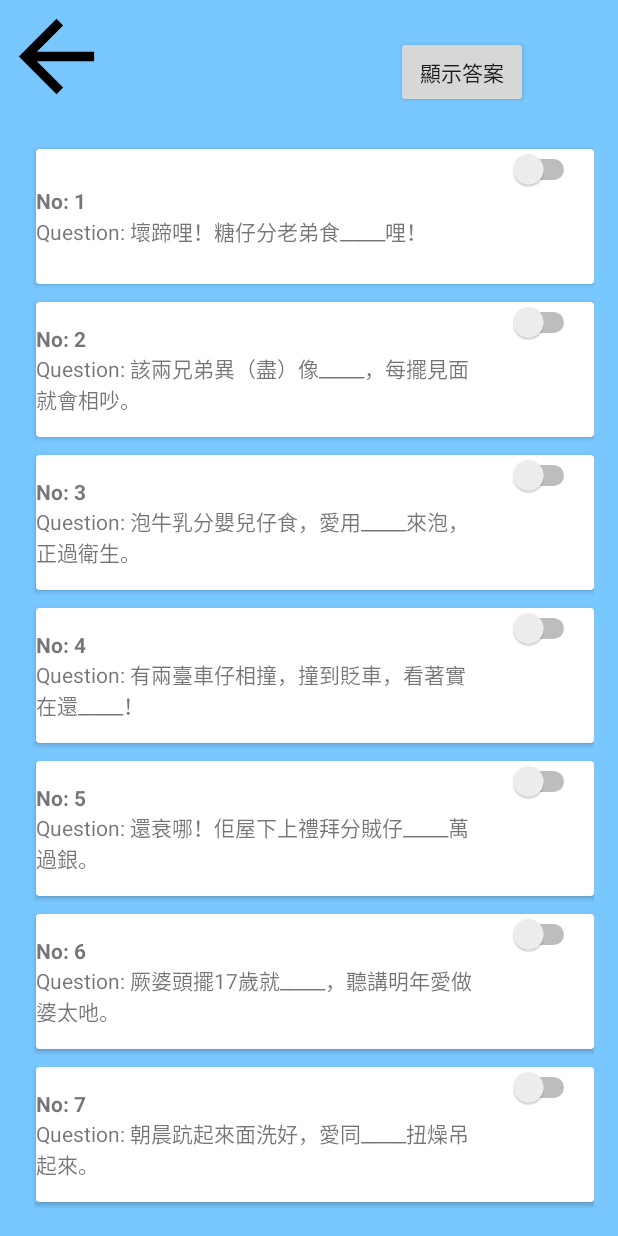
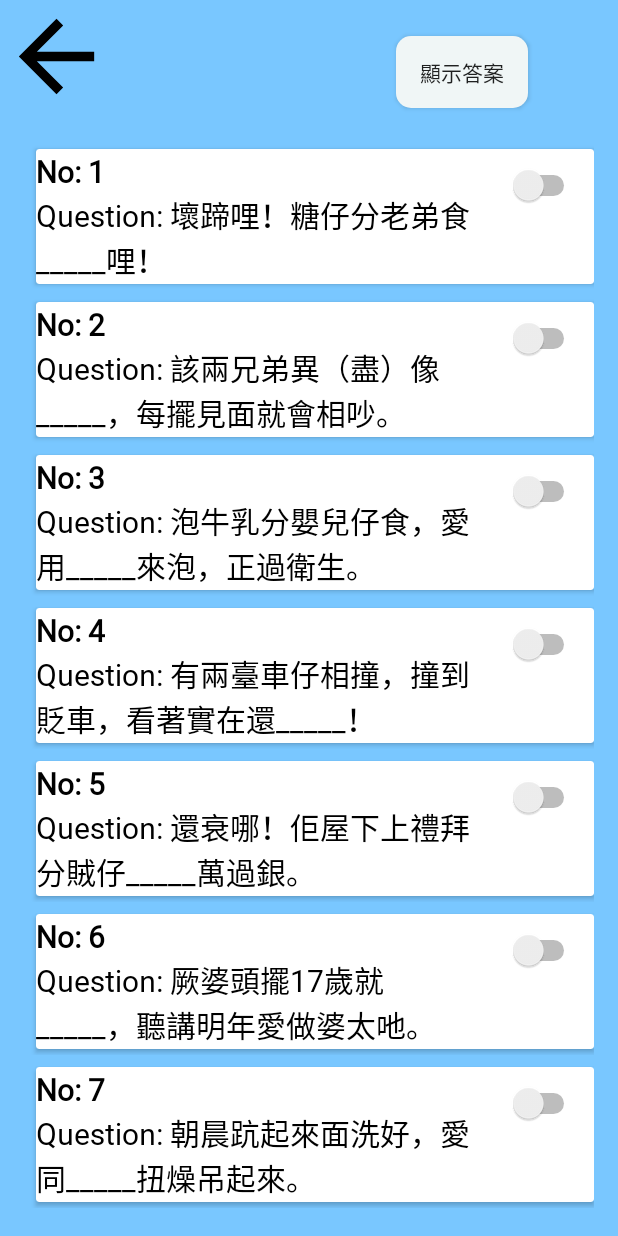
Before and after one commit to DozenChiu/Hakka_School_2, an Android app: the Reading screen opened directly, with no data from a screen before it, on a phone screen of 412 x 824 dp. Run offline under Robolectric (Android 15) with nearby library versions, the phone set to English and light mode, and no system bars.

Commit message:
change Question_bank

```diff
--- a/app/src/main/java/com/example/myapplication/DatabaseHelper.kt
+++ b/app/src/main/java/com/example/myapplication/DatabaseHelper.kt
@@ -71,19 +71,21 @@ class DatabaseHelper(private val context: Context) :
     // 這邊就可以寫對 Listen_1 資料表的操作
     fun getListen1Data(): Cursor? {
         val tableName = "Listen_1"
-        val columnNo = "No"
-        val minNoValue = 10
         //這邊是要下sql指令，(舉例用的)
-        val sqlQuery = "SELECT * FROM $tableName WHERE $columnNo > $minNoValue"
+        val sqlQuery = "SELECT * FROM $tableName"
         return database?.rawQuery(sqlQuery, null)
     }
 
     // 這邊就可以寫對 Listen_2 資料表的操作
     fun getListen2Data(): Cursor? {
-        return database?.query("Listen_2", null, null, null, null, null, "No")
+        val tableName = "Listen_2"
+        val sqlQuery = "SELECT * FROM $tableName"
+        return database?.rawQuery(sqlQuery, null)
     }
     fun getReadingData(): Cursor? {
-        return database?.query("Reading", null, null, null, null, null, "No")
+        val tableName = "Reading"
+        val sqlQuery = "SELECT * FROM $tableName"
+        return database?.rawQuery(sqlQuery, null)
     }
 
     // 對 wordList 資料表的操作
--- a/app/src/main/java/com/example/myapplication/MainActivity.kt
+++ b/app/src/main/java/com/example/myapplication/MainActivity.kt
@@ -17,7 +17,7 @@ class MainActivity : AppCompatActivity() {
         setContentView(R.layout.activity_main)
         val learningButton = findViewById<Button>(R.id.learning_areaBTN)
         val quizButton = findViewById<Button>(R.id.quiz_areaBTN)
-        val traceButton = findViewById<Button>(R.id.traceBTN)
+        //val traceButton = findViewById<Button>(R.id.traceBTN)
         learningButton.setOnClickListener {
             val intent = Intent(this, Learning_Area::class.java)
             startActivity(intent)
@@ -26,9 +26,11 @@ class MainActivity : AppCompatActivity() {
             val intent = Intent(this, Quiz_Area::class.java)
             startActivity(intent)
         }
+        /*
         traceButton.setOnClickListener {
             val intent = Intent(this, Trace::class.java)
             startActivity(intent)
         }
+        */
     }
 }
--- a/app/src/main/res/layout/activity_listen_two.xml
+++ b/app/src/main/res/layout/activity_listen_two.xml
@@ -4,7 +4,7 @@
     xmlns:tools="http://schemas.android.com/tools"
     android:layout_width="match_parent"
     android:layout_height="match_parent"
-    tools:context=".ListenTwo"
+    tools:context=".Listen.ListenTwo"
     android:background="@color/aqua">
 
     <androidx.recyclerview.widget.RecyclerView
@@ -36,6 +36,8 @@
         android:layout_marginTop="24dp"
         android:layout_marginEnd="60dp"
         android:text="顯示答案"
+        android:fontFamily="@font/taiwan_regular"
+        android:background="@drawable/custom_button"
         app:layout_constraintEnd_toEndOf="parent"
         app:layout_constraintTop_toTopOf="parent" />
 
--- a/app/src/main/res/layout/activity_reading.xml
+++ b/app/src/main/res/layout/activity_reading.xml
@@ -4,7 +4,7 @@
     xmlns:tools="http://schemas.android.com/tools"
     android:layout_width="match_parent"
     android:layout_height="match_parent"
-    tools:context=".Reading"
+    tools:context=".Listen.Reading"
     android:background="@color/aqua">
 
     <Button
@@ -14,6 +14,8 @@
         android:layout_marginTop="24dp"
         android:layout_marginEnd="60dp"
         android:text="顯示答案"
+        android:fontFamily="@font/taiwan_regular"
+        android:background="@drawable/custom_button"
         app:layout_constraintEnd_toEndOf="parent"
         app:layout_constraintTop_toTopOf="parent" />
 
--- a/app/src/main/res/layout/test.xml
+++ b/app/src/main/res/layout/test.xml
@@ -31,35 +31,48 @@
                     android:id="@+id/textViewAnswer"
                     android:layout_width="wrap_content"
                     android:layout_height="wrap_content"
-                    android:layout_marginStart="4dp"
                     android:text="Answer: "
+                    android:fontFamily="@font/taiwan_regular"
+                    android:textColor="@color/orange"
+                    android:textSize="20dp"
                     app:layout_constraintBottom_toBottomOf="parent"
                     app:layout_constraintStart_toStartOf="parent"
-                    app:layout_constraintTop_toBottomOf="@+id/textViewOption3" />
+                    app:layout_constraintTop_toBottomOf="@id/textViewOption3"
+                    />
 
                 <TextView
                     android:id="@+id/textViewOption2"
                     android:layout_width="wrap_content"
                     android:layout_height="wrap_content"
-                    android:text="Option 2: "
+                    android:fontFamily="@font/taiwan_regular"
+                    android:textColor="@color/black"
+                    android:textSize="20dp"
                     app:layout_constraintBottom_toTopOf="@+id/textViewOption3"
                     app:layout_constraintStart_toStartOf="@+id/textViewOption3"
-                    app:layout_constraintTop_toBottomOf="@+id/textViewOption1" />
+                    app:layout_constraintTop_toBottomOf="@+id/textViewOption1"
+                    />
 
                 <TextView
                     android:id="@+id/textViewOption1"
                     android:layout_width="wrap_content"
                     android:layout_height="wrap_content"
                     android:text="Option 1: "
+                    android:fontFamily="@font/taiwan_regular"
+                    android:textColor="@color/black"
+                    android:textSize="20dp"
                     app:layout_constraintBottom_toTopOf="@+id/textViewOption2"
                     app:layout_constraintStart_toStartOf="@+id/textViewOption2"
-                    app:layout_constraintTop_toBottomOf="@+id/textViewQuestion2" />
+                    app:layout_constraintTop_toBottomOf="@+id/textViewQuestion2"
+                    />
 
                 <TextView
                     android:id="@+id/textViewQuestion2"
                     android:layout_width="wrap_content"
                     android:layout_height="wrap_content"
                     android:text="Question: "
+                    android:fontFamily="@font/taiwan_regular"
+                    android:textColor="@color/black"
+                    android:textSize="20dp"
                     app:layout_constraintBottom_toTopOf="@+id/textViewOption1"
                     app:layout_constraintStart_toStartOf="@+id/textViewOption1"
                     app:layout_constraintTop_toBottomOf="@+id/textViewNo" />
@@ -70,6 +83,9 @@
                     android:layout_height="wrap_content"
                     android:text="No: "
                     android:textStyle="bold"
+                    android:fontFamily="@font/taiwan_regular"
+                    android:textColor="@color/black"
+                    android:textSize="20dp"
                     app:layout_constraintBottom_toTopOf="@+id/textViewQuestion2"
                     app:layout_constraintStart_toStartOf="@+id/textViewQuestion2"
                     app:layout_constraintTop_toTopOf="parent" />
@@ -79,9 +95,13 @@
                     android:layout_width="wrap_content"
                     android:layout_height="wrap_content"
                     android:text="Option 3: "
+                    android:fontFamily="@font/taiwan_regular"
+                    android:textColor="@color/black"
+                    android:textSize="20dp"
                     app:layout_constraintBottom_toTopOf="@+id/textViewAnswer"
                     app:layout_constraintStart_toStartOf="@+id/textViewAnswer"
-                    app:layout_constraintTop_toBottomOf="@+id/textViewOption2" />
+                    app:layout_constraintTop_toBottomOf="@id/textViewOption2"
+                    />
 
             </androidx.constraintlayout.widget.ConstraintLayout>
 
@@ -108,8 +128,8 @@
 
             <Switch
                 android:id="@+id/switch2"
-                android:layout_width="wrap_content"
-                android:layout_height="wrap_content"
+                android:layout_width="48dp"
+                android:layout_height="48dp"
                 android:layout_marginStart="17dp"
                 android:layout_marginEnd="17dp"
                 app:layout_constraintEnd_toEndOf="parent"
```
Also changed, not shown: app/src/main/res/layout/activity_listenone.xml (+5 -2 lines), app/src/main/res/layout/activity_main.xml (+5 -5 lines).
